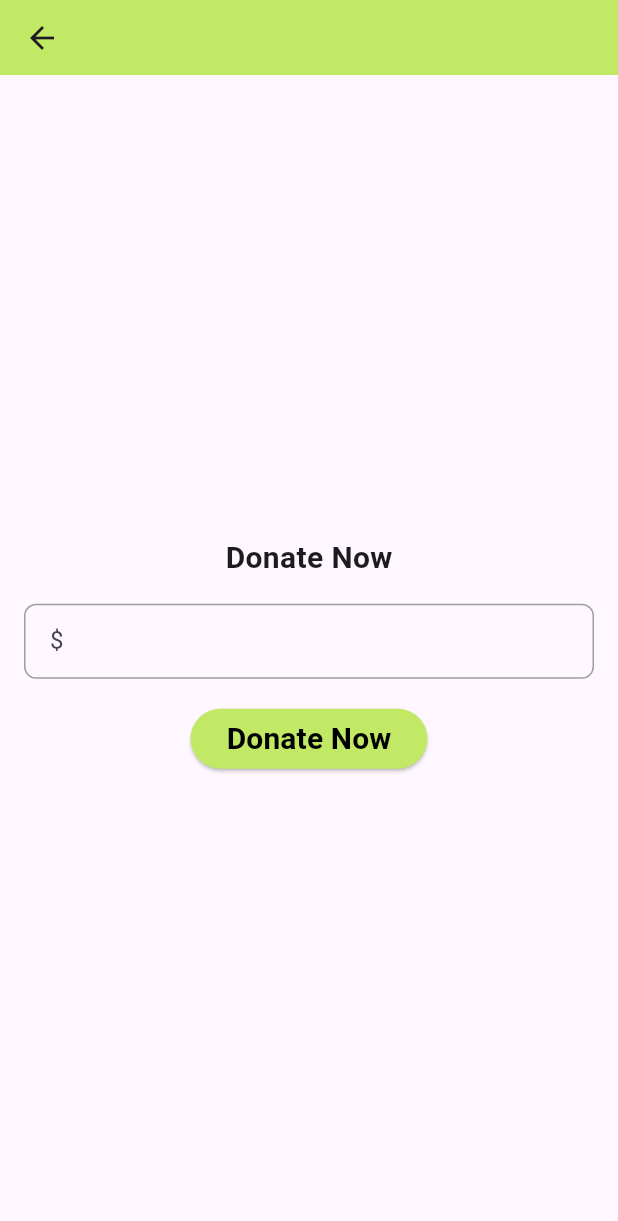
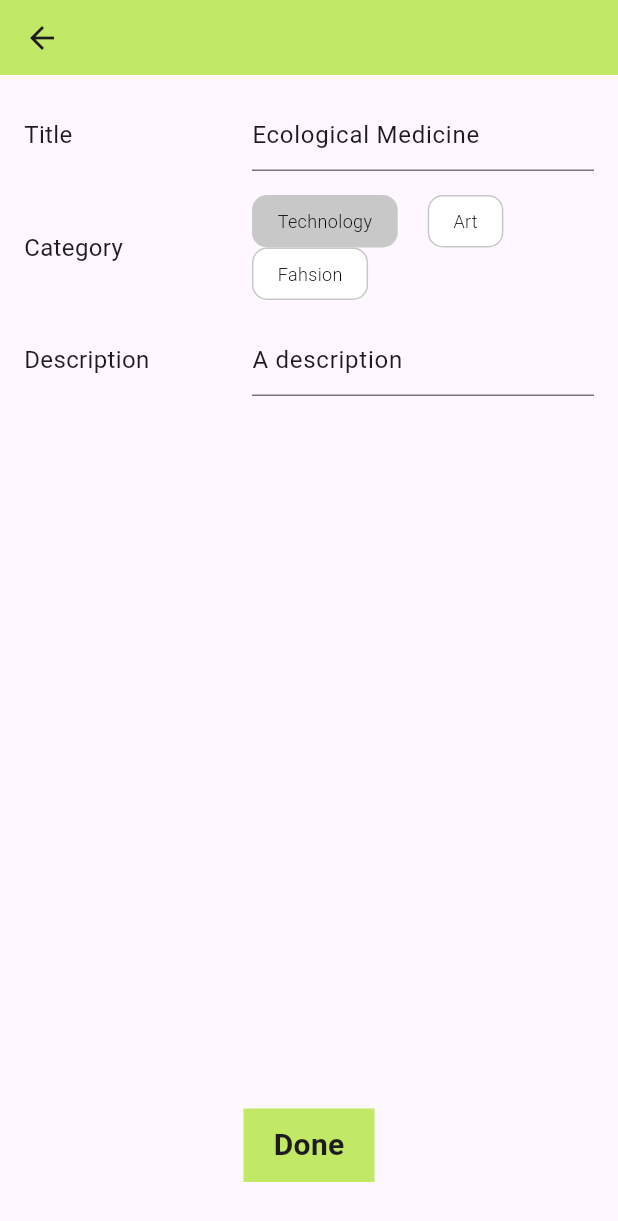
Before and after one commit to LanguagesProgramming/crowdfunding-frontend, a Flutter app: the CampaignRoute screen opened directly with empty values, after a tap on "Edit", on a phone screen of 412 x 824 dp. Shown: the top 1221 px of the screen. Run offline on Flutter 3.47's test engine with Material 3 defaults, Android fonts, the light colour scheme and no system bars; missing offline and left inert: dart:ffi; accounts and stored records are empty; network calls fail.

Commit message:
edit campaign, product shown in campaign TODO buy product and create campaign/product

```diff
--- /dev/null
+++ b/lib/components/product.dart
@@ -0,0 +1,39 @@
+import 'package:flutter/material.dart';
+
+class ProductComponent extends StatelessWidget {
+  String productUrl;
+  String productName;
+  double price;
+  Function() onTap;
+
+  ProductComponent(
+      {required this.productUrl,
+      required this.productName,
+      required this.price,
+      required this.onTap});
+
+  @override
+  Widget build(BuildContext context) {
+    return Container(
+      color: Color(0xFFC1E965),
+      child: Row(
+        children: [
+          Image(image: NetworkImage(productUrl)),
+          SizedBox(
+            width: 15,
+          ),
+          Column(
+            crossAxisAlignment: CrossAxisAlignment.start,
+            children: [
+              Text(productName,
+                  style: TextStyle(fontWeight: FontWeight.w600, fontSize: 14)),
+              Text("1 unit"),
+              Text("Buy for \$" + price.toString(),
+                  style: TextStyle(fontSize: 16, fontWeight: FontWeight.w600)),
+            ],
+          )
+        ],
+      ),
+    );
+  }
+}
--- a/lib/controllers/campaign_view_model.dart
+++ b/lib/controllers/campaign_view_model.dart
@@ -1,13 +1,16 @@
 import 'package:crowdfunding_frontend/model/campaign_model.dart';
+import 'package:crowdfunding_frontend/model/product_model.dart';
 import 'package:crowdfunding_frontend/model/schema/campaigns.dart';
+import 'package:crowdfunding_frontend/model/schema/products.dart';
 import 'package:crowdfunding_frontend/session.dart';
 import 'package:flutter/material.dart';
 
 class CampaignViewModel extends ChangeNotifier {
   final CampaignModel campaignModel;
+  final ProductModel productModel;
   final Campaign campaign;
 
-  CampaignViewModel(this.campaignModel, this.campaign);
+  CampaignViewModel(this.campaignModel, this.productModel, this.campaign);
 
   bool isEditable() {
     var campaignId = campaign.campaignId;
@@ -19,4 +22,8 @@ class CampaignViewModel extends ChangeNotifier {
 
     return false;
   }
+
+  Product getProductFromCampaign() {
+    return campaign.product;
+  }
 }
--- /dev/null
+++ b/lib/controllers/edit_campaign_view_model.dart
@@ -0,0 +1,46 @@
+import 'package:crowdfunding_frontend/components/category.dart';
+import 'package:crowdfunding_frontend/model/campaign_model.dart';
+import 'package:crowdfunding_frontend/model/schema/campaigns.dart';
+import 'package:flutter/material.dart';
+
+class EditCampaignViewModel extends ChangeNotifier {
+  final CampaignModel campaignModel;
+  final Campaign campaign;
+  TextEditingController titleController = TextEditingController();
+  String category = '';
+  TextEditingController descriptionController = TextEditingController();
+
+  List<Category> categories = [
+    Category(label: 'Technology', isSelected: false),
+    Category(label: 'Art', isSelected: false),
+    Category(label: 'Fahsion', isSelected: false)
+  ];
+
+  void selectCategory(int index) {
+    for (int i = 0; i < categories.length; i++) {
+      if (i != index) {
+        categories[i].isSelected = false;
+      }
+    }
+    categories[index].isSelected = !categories[index].isSelected;
+    notifyListeners();
+  }
+
+  EditCampaignViewModel({required this.campaignModel, required this.campaign}) {
+    titleController.text = campaign.title;
+    descriptionController.text = campaign.description;
+
+    for (final Category category in categories) {
+      if (category.label == campaign.category) {
+        category.isSelected = true;
+      }
+    }
+  }
+
+  void dispose() {
+    titleController.dispose();
+    descriptionController.dispose();
+  }
+
+  void update() {}
+}
--- a/lib/main.dart
+++ b/lib/main.dart
@@ -30,7 +30,10 @@ class MyApp extends StatelessWidget {
               Icon(Icons.person),
             ],
           ),
-          bottomNavigationBar: const TabBar(tabs: [
+          bottomNavigationBar: const TabBar(
+              labelColor: Color(0xFFC1E965),
+              indicatorColor: Color(0xFFC1E965),
+              tabs: [
                 Tab(icon: Icon(Icons.home), text: 'Home'),
                 Tab(
                   icon: Icon(Icons.campaign),
--- a/lib/model/schema/products.dart
+++ b/lib/model/schema/products.dart
@@ -3,11 +3,14 @@ class Product {
   String productId;
   String name;
   String imageUrl;
+  double price;
+  double discount;
 
-  Product({
-    required this.campaignId,
-    required this.productId,
-    required this.name,
-    required this.imageUrl,
-  });
+  Product(
+      {required this.campaignId,
+      required this.productId,
+      required this.name,
+      required this.imageUrl,
+      required this.price,
+      required this.discount});
 }
--- a/lib/views/campaign_route.dart
+++ b/lib/views/campaign_route.dart
@@ -1,9 +1,13 @@
 import 'package:crowdfunding_frontend/components/app_bar.dart';
+import 'package:crowdfunding_frontend/components/product.dart';
 import 'package:crowdfunding_frontend/controllers/campaign_view_model.dart';
 import 'package:crowdfunding_frontend/controllers/summary_view_model.dart';
+import 'package:crowdfunding_frontend/model/local/campaign.dart';
 import 'package:crowdfunding_frontend/model/schema/campaigns.dart';
+import 'package:crowdfunding_frontend/model/schema/products.dart';
 import 'package:crowdfunding_frontend/model/summary_model.dart';
 import 'package:crowdfunding_frontend/views/donate.dart';
+import 'package:crowdfunding_frontend/views/edit_campaign.dart';
 import 'package:crowdfunding_frontend/views/summary.dart';
 import 'package:flutter/material.dart';
 
@@ -20,6 +24,7 @@ class CampaignRoute extends StatelessWidget {
         listenable: campaignViewModel,
         builder: (context, child) {
           Campaign campaign = campaignViewModel.campaign;
+          Product product = campaignViewModel.getProductFromCampaign();
 
           return Column(
             children: [
@@ -106,6 +111,18 @@ class CampaignRoute extends StatelessWidget {
                   ],
                 ),
               ),
+              FractionallySizedBox(
+                widthFactor: 0.8,
+                child: ProductComponent(
+                  productUrl: product.imageUrl,
+                  productName: product.name,
+                  price: product.price,
+                  onTap: () {
+                    // redirect to buy product
+                    // TODO: @erillope
+                  },
+                ),
+              ),
               Expanded(child: SizedBox()),
               if (campaignViewModel.isEditable()) ...[
                 Container(
@@ -119,11 +136,9 @@ class CampaignRoute extends StatelessWidget {
                       Navigator.push(
                         context,
                         MaterialPageRoute(
-                          builder: (context) => DonateView(
-                            campaignTitle:
-                                campaign.title, // Pasamos datos relevantes
-                            campaignId: campaign
-                                .campaignId, // Si tienes un ID de la campaña
+                          builder: (context) => EditCampaign(
+                            campaignModel: CampaignModelLocal(),
+                            campaign: campaign,
                           ),
                         ),
                       );
--- a/lib/views/campaigns.dart
+++ b/lib/views/campaigns.dart
@@ -2,6 +2,7 @@ import 'package:crowdfunding_frontend/components/campaign.dart';
 import 'package:crowdfunding_frontend/controllers/campaign_view_model.dart';
 import 'package:crowdfunding_frontend/controllers/campaigns_view_model.dart';
 import 'package:crowdfunding_frontend/model/local/campaign.dart';
+import 'package:crowdfunding_frontend/model/local/product.dart';
 import 'package:crowdfunding_frontend/model/schema/campaigns.dart';
 import 'package:crowdfunding_frontend/views/campaign_route.dart';
 import 'package:flutter/material.dart';
@@ -43,6 +44,7 @@ class CampaignsView extends StatelessWidget {
                                     builder: (context) => CampaignRoute(
                                       campaignViewModel: CampaignViewModel(
                                           CampaignModelLocal(),
+                                          ProductModelLocal(),
                                           currentCampaign),
                                     ),
                                   ),
--- /dev/null
+++ b/lib/views/edit_campaign.dart
@@ -0,0 +1,140 @@
+import 'package:crowdfunding_frontend/components/app_bar.dart';
+import 'package:crowdfunding_frontend/components/category.dart';
+import 'package:crowdfunding_frontend/controllers/edit_campaign_view_model.dart';
+import 'package:crowdfunding_frontend/model/campaign_model.dart';
+import 'package:crowdfunding_frontend/model/schema/campaigns.dart';
+import 'package:flutter/material.dart';
+
+class EditCampaign extends StatefulWidget {
+  final CampaignModel campaignModel;
+  final Campaign campaign;
+
+  EditCampaign({
+    super.key,
+    required this.campaignModel,
+    required this.campaign,
+  });
+
+  @override
+  State<EditCampaign> createState() => _EditCampaignState();
+}
+
+class _EditCampaignState extends State<EditCampaign> {
+  late EditCampaignViewModel editCampaignViewModel;
+
+  @override
+  void initState() {
+    super.initState();
+    editCampaignViewModel = EditCampaignViewModel(
+      campaignModel: widget.campaignModel,
+      campaign: widget.campaign,
+    );
+  }
+
+  @override
+  void dispose() {
+    editCampaignViewModel.dispose();
+    super.dispose();
+  }
+
+  @override
+  Widget build(BuildContext context) {
+    return Scaffold(
+      appBar: MainAppBar(),
+      body: Padding(
+        padding: const EdgeInsets.all(16.0), // Add padding for better spacing
+        child: Column(
+          children: [
+            Row(
+              children: [
+                Expanded(
+                  flex: 4, // Left column takes 40% of the width
+                  child: Text(
+                    "Title",
+                    style: TextStyle(fontWeight: FontWeight.w400, fontSize: 16),
+                  ),
+                ),
+                Expanded(
+                  flex: 6, // Right column takes 60% of the width
+                  child: TextField(
+                    controller: editCampaignViewModel.titleController,
+                  ),
+                ),
+              ],
+            ),
+            SizedBox(height: 16), // Add spacing between rows
+            Row(
+              children: [
+                Expanded(
+                  flex: 4,
+                  child: Text(
+                    "Category",
+                    style: TextStyle(fontWeight: FontWeight.w400, fontSize: 16),
+                  ),
+                ),
+                Expanded(
+                  flex: 6,
+                  child: ListenableBuilder(
+                    listenable: editCampaignViewModel,
+                    builder: (BuildContext context, Widget? child) {
+                      return Wrap(
+                        spacing: 20,
+                        children: List.generate(
+                            editCampaignViewModel.categories.length, (index) {
+                          Category currentCategory =
+                              editCampaignViewModel.categories[index];
+                          return CategoryComponent(
+                            label: currentCategory.label,
+                            isSelected: currentCategory.isSelected,
+                            onTap: () {
+                              editCampaignViewModel.selectCategory(index);
+                            },
+                          );
+                        }),
+                      );
+                    },
+                  ),
+                ),
+              ],
+            ),
+            SizedBox(height: 16),
+            Row(
+              children: [
+                Expanded(
+                  flex: 4,
+                  child: Text(
+                    "Description",
+                    style: TextStyle(fontWeight: FontWeight.w400, fontSize: 16),
+                  ),
+                ),
+                Expanded(
+                  flex: 6,
+                  child: TextField(
+                    controller: editCampaignViewModel.descriptionController,
+                  ),
+                ),
+              ],
+            ),
+            Expanded(child: Container()),
+            Container(
+              padding:
+                  EdgeInsets.only(top: 10, bottom: 10, left: 20, right: 20),
+              margin: EdgeInsets.only(top: 20, bottom: 20, left: 30, right: 30),
+              color: Color(0xFFC1E965),
+              child: GestureDetector(
+                onTap: () {
+                  editCampaignViewModel.update();
+                  Navigator.pop(context);
+                },
+                child: Text(
+                  'Done',
+                  style: TextStyle(fontSize: 20, fontWeight: FontWeight.bold),
+                ),
+              ),
+            )
+          ],
+        ),
+      ),
+    );
+  }
+}
--- a/lib/views/home.dart
+++ b/lib/views/home.dart
@@ -3,6 +3,7 @@ import 'package:crowdfunding_frontend/components/category.dart';
 import 'package:crowdfunding_frontend/controllers/campaign_view_model.dart';
 import 'package:crowdfunding_frontend/controllers/home_view_model.dart';
 import 'package:crowdfunding_frontend/model/local/campaign.dart';
+import 'package:crowdfunding_frontend/model/local/product.dart';
 import 'package:crowdfunding_frontend/model/schema/campaigns.dart';
 import 'package:crowdfunding_frontend/views/campaign_route.dart';
 import 'package:flutter/material.dart';
@@ -95,6 +96,7 @@ class Home extends StatelessWidget {
                                     builder: (context) => CampaignRoute(
                                       campaignViewModel: CampaignViewModel(
                                         CampaignModelLocal(),
+                                        ProductModelLocal(),
                                         currentCampaign,
                                       ),
                                     ),
```
Also changed, not shown: lib/controllers/create_campaign_view_model.dart (added, +10 -0 lines), lib/model/local/campaign.dart (+6 -2 lines), lib/model/local/transaction.dart (+16 -5 lines), lib/views/create_campaign.dart (added, +31 -0 lines), lib/views/create_product.dart (added). Lines whose indentation alone changed are shown as unchanged.
